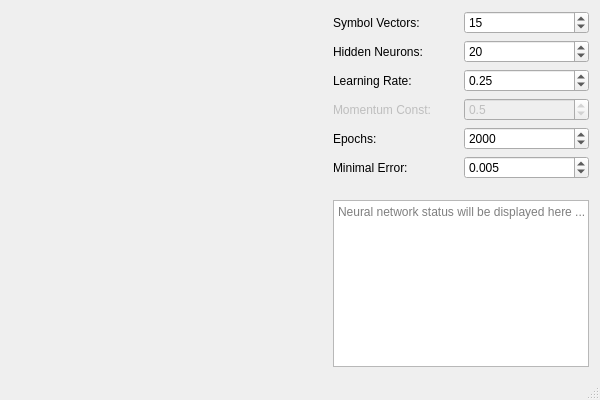
This is src/mainwindow.ui in jonpas/FERI-SymRec as Qt 5 draws it before an edit. The edited form follows.
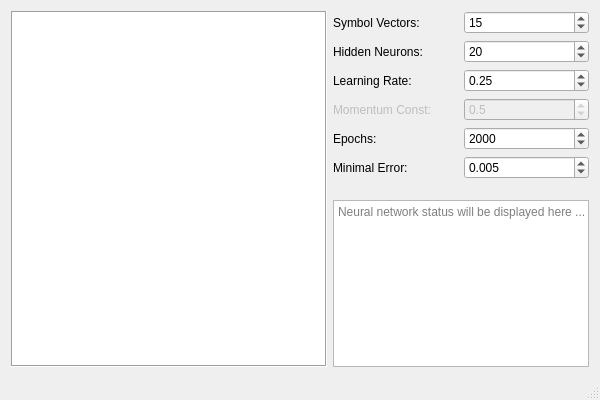
This is the edited form. Custom widgets are drawn as their Qt base class.

What changed in the file:
```diff
--- a/src/mainwindow.ui
+++ b/src/mainwindow.ui
@@ -10,18 +10,27 @@
     <height>400</height>
    </rect>
   </property>
+  <property name="minimumSize">
+   <size>
+    <width>600</width>
+    <height>400</height>
+   </size>
+  </property>
   <property name="windowTitle">
    <string>MainWindow</string>
   </property>
   <widget class="QWidget" name="centralWidget">
    <layout class="QHBoxLayout" name="horizontalLayout">
     <item>
-     <widget class="QWidget" name="scribbleArea" native="true">
-      <property name="sizePolicy">
-       <sizepolicy hsizetype="Expanding" vsizetype="Expanding">
-        <horstretch>0</horstretch>
-        <verstretch>0</verstretch>
-       </sizepolicy>
+     <widget class="View" name="graphicsView">
+      <property name="frameShape">
+       <enum>QFrame::Box</enum>
+      </property>
+      <property name="verticalScrollBarPolicy">
+       <enum>Qt::ScrollBarAlwaysOff</enum>
+      </property>
+      <property name="horizontalScrollBarPolicy">
+       <enum>Qt::ScrollBarAlwaysOff</enum>
       </property>
      </widget>
     </item>
@@ -228,6 +237,13 @@
   <widget class="QStatusBar" name="statusBar"/>
  </widget>
  <layoutdefault spacing="6" margin="11"/>
+ <customwidgets>
+  <customwidget>
+   <class>View</class>
+   <extends>QGraphicsView</extends>
+   <header>view.h</header>
+  </customwidget>
+ </customwidgets>
  <resources/>
  <connections/>
 </ui>
```
